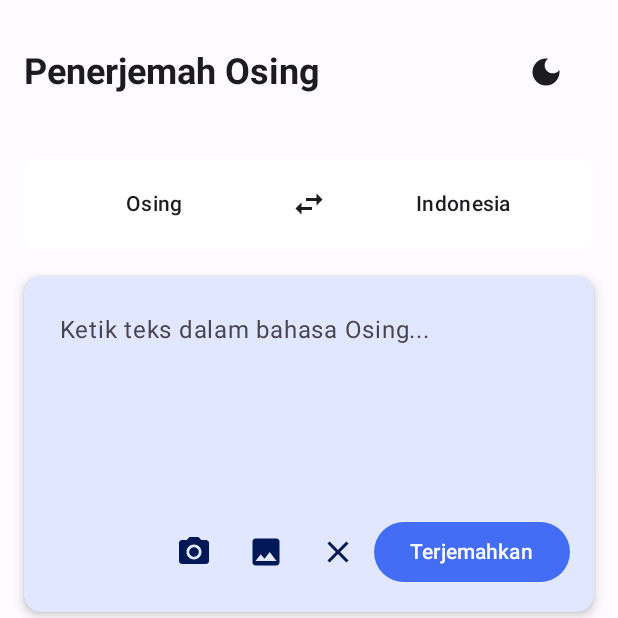
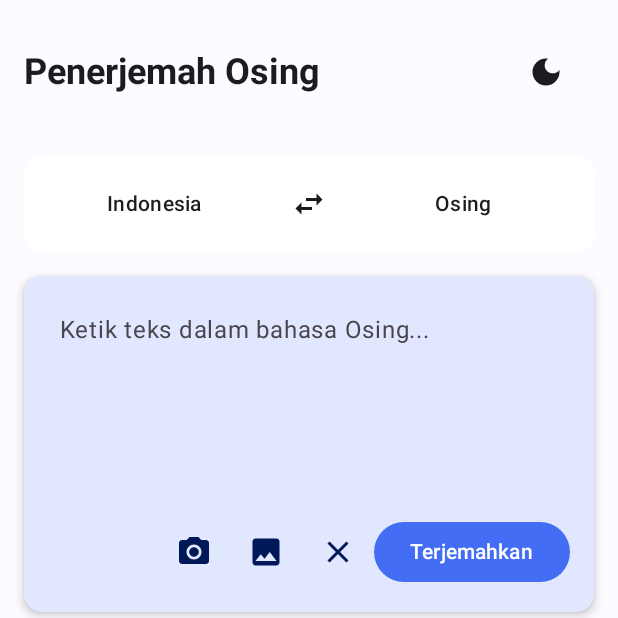
Before and after one commit to FaaizHaikal/osingly, an Android app built with Jetpack Compose: the screen it shows after launch (MainActivity), after a tap on "Swap Languages", on a phone screen of 412 x 824 dp, the top half of it. Run offline under Robolectric (Android 15) with nearby library versions, the phone set to English and light mode, and no system bars; libraries missing offline, so code that uses them is left out: com.google.android.datatransport, com.google.mlkit.vision, kotlinx.coroutines.tasks.

Commit message:
refactor: swap text position

```diff
--- a/app/src/main/java/com/example/osingly/ui/MainScreen.kt
+++ b/app/src/main/java/com/example/osingly/ui/MainScreen.kt
@@ -58,13 +58,10 @@ fun MainScreen(
                 style = MaterialTheme.typography.headlineSmall,
                 fontWeight = FontWeight.Bold
             )
-//            IconButton(onClick = onSettingsClick) {
-//                Icon(Icons.Default.Settings, contentDescription = "Settings")
-//            }
             ToggleThemeButton(isDarkTheme = state.isDarkTheme, onThemeChange = viewModel::swapTheme)
         }
 
-        SwapLanguageButton(onSwapLanguages = viewModel::swapLanguage)
+        SwapLanguageButton(fromOsing = state.fromOsing, onSwapLanguages = viewModel::swapLanguage)
 
         Card(
             modifier = Modifier
--- a/app/src/main/java/com/example/osingly/ui/components/SwapLanguageButton.kt
+++ b/app/src/main/java/com/example/osingly/ui/components/SwapLanguageButton.kt
@@ -21,6 +21,7 @@ import androidx.compose.ui.unit.dp
 
 @Composable
 fun SwapLanguageButton(
+    fromOsing: Boolean,
     onSwapLanguages: () -> Unit
 ) {
     Row(
@@ -32,7 +33,7 @@ fun SwapLanguageButton(
         horizontalArrangement = Arrangement.Center
     ) {
         Text(
-            text = "Osing",
+            text = if (fromOsing) "Osing" else "Indonesia",
             modifier = Modifier.weight(1f),
             style = MaterialTheme.typography.bodyMedium,
             textAlign = TextAlign.Center,
@@ -42,7 +43,7 @@ fun SwapLanguageButton(
             Icon(Icons.Filled.SwapHoriz, contentDescription = "Swap Languages")
         }
         Text(
-            text = "Indonesia",
+            text = if (fromOsing) "Indonesia" else "Osing",
             modifier = Modifier.weight(1f),
             style = MaterialTheme.typography.bodyMedium,
             textAlign = TextAlign.Center,
```
